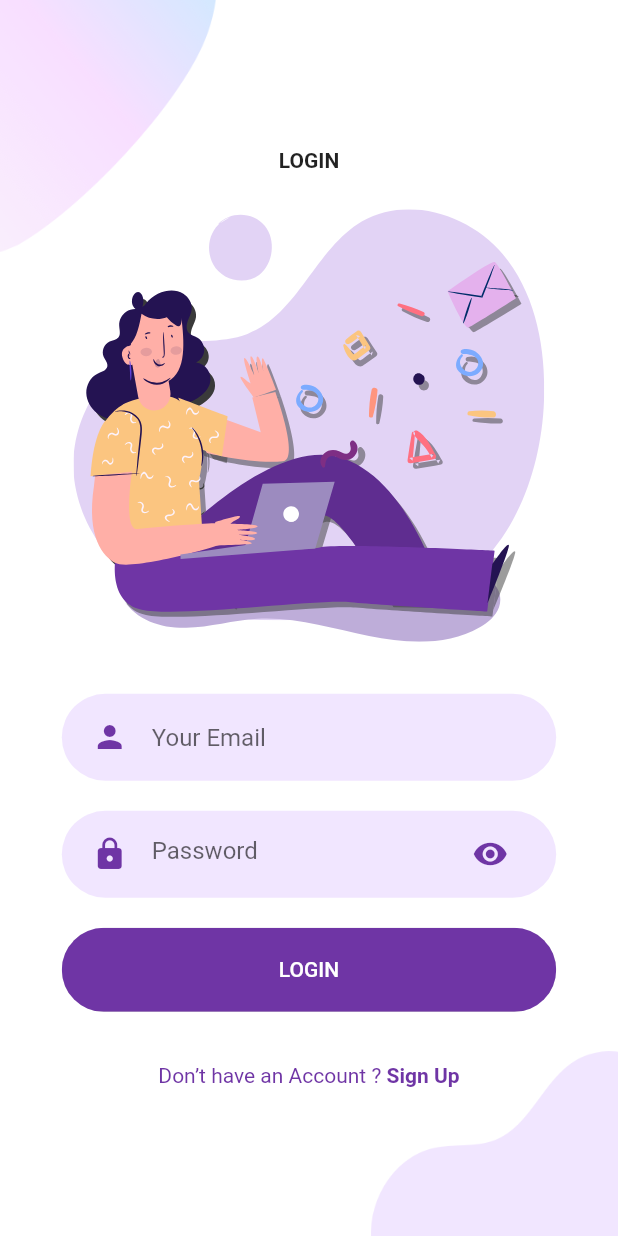
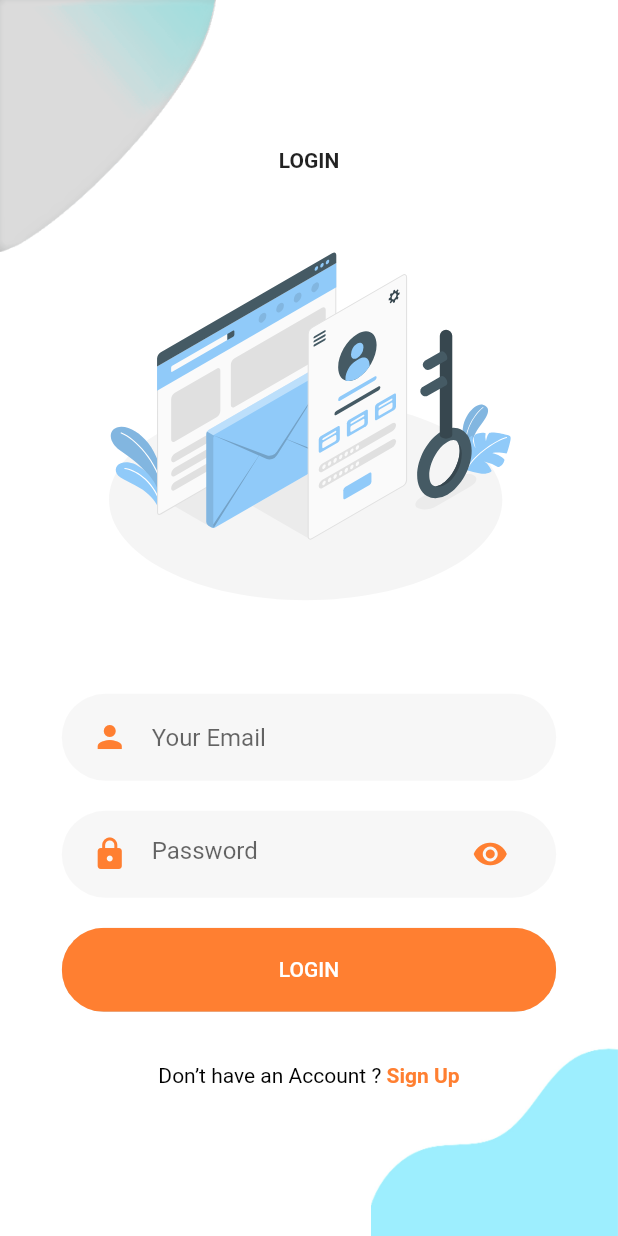
Before and after one commit to senihberkay/SOLEMATE-CS308-eCommerce-Project, a Flutter app: the screen it shows after launch, after a tap on "LOGIN", on a phone screen of 412 x 824 dp. Run offline on Flutter 3.47's test engine with Material 2 defaults, Android fonts, the phone set to English and light mode, and no system bars; our stand-ins replace flutter_svg.

Commit message:
assets were updated

```diff
--- a/lib/Screens/Welcome/components/body.dart
+++ b/lib/Screens/Welcome/components/body.dart
@@ -17,7 +17,7 @@ class Body extends StatelessWidget {
           mainAxisAlignment: MainAxisAlignment.center,
           children: <Widget>[
             Text(
-              "WELCOME TO EDU",
+              "WELCOME TO SOLEMATE",
               style: TextStyle(fontWeight: FontWeight.bold),
             ),
             SizedBox(height: size.height * 0.05),
--- a/lib/components/already_have_an_account_acheck.dart
+++ b/lib/components/already_have_an_account_acheck.dart
@@ -17,7 +17,7 @@ class AlreadyHaveAnAccountCheck extends StatelessWidget {
       children: <Widget>[
         Text(
           login ? "Don’t have an Account ? " : "Already have an Account ? ",
-          style: const TextStyle(color: kPrimaryColor),
+          style: const TextStyle(color: Colors.black),
         ),
         GestureDetector(
           onTap: press,
--- a/lib/constants.dart
+++ b/lib/constants.dart
@@ -1,4 +1,4 @@
 import 'package:flutter/material.dart';
 
-const kPrimaryColor = Color(0xFF6F35A5);
-const kPrimaryLightColor = Color(0xFFF1E6FF);
+const kPrimaryColor = Color.fromARGB(255, 255, 127, 49);
+const kPrimaryLightColor = Color.fromARGB(27, 183, 182, 182);
```
Also changed, not shown: assets/icons/chat.svg, assets/icons/login.svg, assets/icons/signup.svg, assets/images/login_bottom.png, assets/images/main_bottom.png, assets/images/main_top.png, assets/images/signup_top.png.
